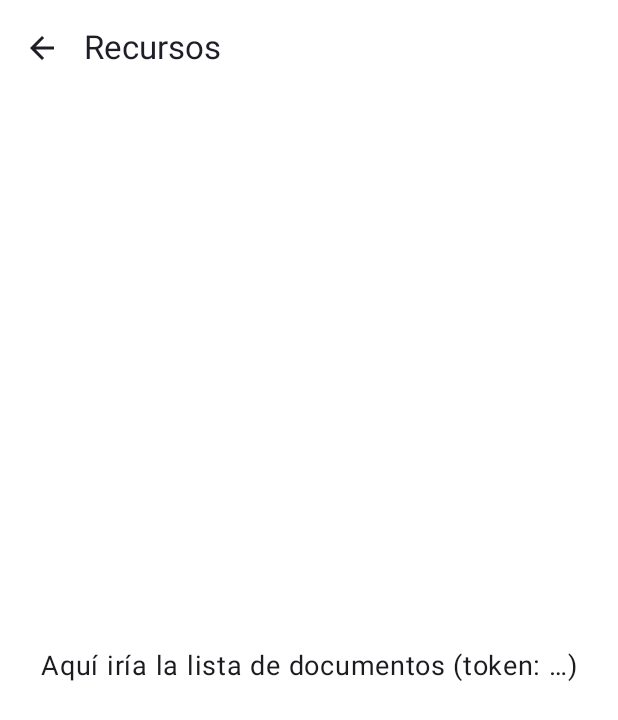
After one commit to kassandra-cloud/app-movil, an Android app built with Jetpack Compose: the composable RecursosScreen called with empty values, on a phone screen of 412 x 824 dp. The commit adds this screen. Shown: the top 720 px of the screen. Run offline under Robolectric (Android 15) with nearby library versions, the phone set to English and light mode, and no system bars.

Commit message:
agregando modulo de recursos

```diff
--- a/app/src/main/java/com/example/proyecto/data/AppScreen.kt
+++ b/app/src/main/java/com/example/proyecto/data/AppScreen.kt
@@ -8,5 +8,6 @@ enum class AppScreen {
     ASISTENCIA,
     VOTACION,
     TALLERES,
-    ACTA_DETALLE
+    ACTA_DETALLE,
+    RECURSOS
 }
--- /dev/null
+++ b/app/src/main/java/com/example/proyecto/ui/theme/RecursosScreen.kt
@@ -0,0 +1,34 @@
+package com.example.proyecto.ui.theme
+
+import androidx.compose.foundation.layout.*
+import androidx.compose.material.icons.Icons
+import androidx.compose.material.icons.filled.ArrowBack
+import androidx.compose.material3.*
+import androidx.compose.runtime.Composable
+import androidx.compose.ui.Alignment
+import androidx.compose.ui.Modifier
+import androidx.compose.ui.unit.dp
+
+@OptIn(ExperimentalMaterial3Api::class)
+@Composable
+fun RecursosScreen(
+    token: String,
+    onBack: () -> Unit
+) {
+    Scaffold(
+        topBar = {
+            TopAppBar(
+                title = { Text("Recursos") },
+                navigationIcon = {
+                    IconButton(onClick = onBack) {
+                        Icon(Icons.Filled.ArrowBack, contentDescription = "Volver")
+                    }
+                }
+            )
+        }
+    ) { padding ->
+        Box(Modifier.fillMaxSize().padding(padding), contentAlignment = Alignment.Center) {
+            Text("Aquí iría la lista de documentos (token: ${token.take(6)}…)")
+        }
+    }
+}
```
Also changed, not shown: app/build.gradle.kts (+19 -20 lines), app/src/main/java/com/example/proyecto/MainActivity.kt (+20 -1 lines), 1 other file.
